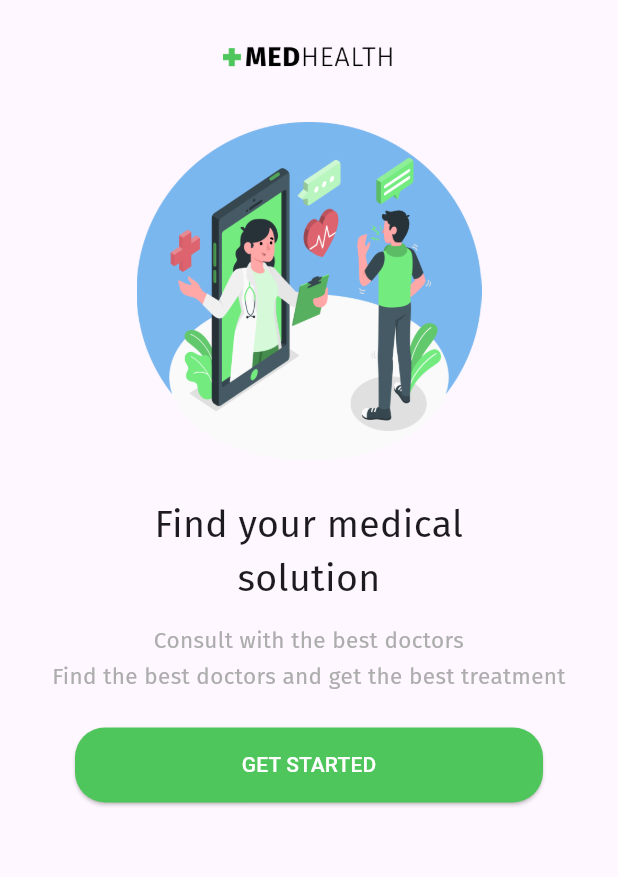
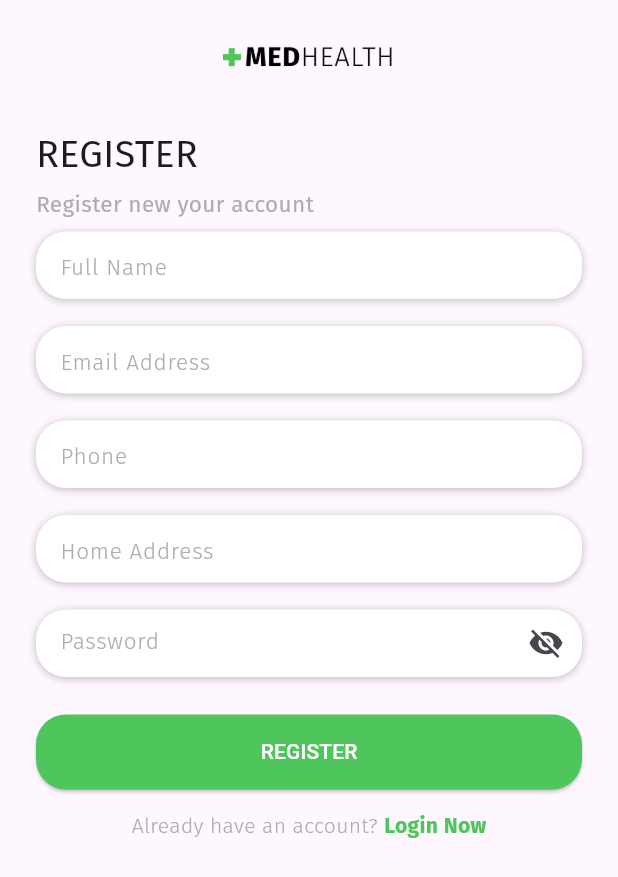
Before and after one commit to davarezza/Flutter-Medicine-App, a Flutter app: the screen it shows after launch, after a tap on "GET STARTED", on a phone screen of 412 x 824 dp. Shown: the top 877 px of the screen. Run offline on Flutter 3.47's test engine with Material 3 defaults, Android fonts, the phone set to English and light mode, and no system bars; our stand-ins replace google_fonts.

Commit message:
feat: create views for register page and fix size in splash screen

```diff
--- /dev/null
+++ b/lib/pages/register_page.dart
@@ -0,0 +1,229 @@
+import 'package:flutter/material.dart';
+import 'package:medical_healthcare/theme.dart';
+import 'package:medical_healthcare/widget/button_primary.dart';
+import 'package:medical_healthcare/widget/general_logo_space.dart';
+
+class RegisterPage extends StatefulWidget {
+  @override
+  _RegisterPageState createState() => _RegisterPageState();
+}
+
+class _RegisterPageState extends State<RegisterPage> {
+  bool _secureText = true;
+  showHide() {
+    setState(() {
+      _secureText = !_secureText;
+    });
+  }
+  @override
+  Widget build(BuildContext context) {
+    return Scaffold(
+      body: ListView(
+        children: [
+          Container(
+            child: GeneralLogoSpace(child: SizedBox.shrink(),),
+          ),
+          Container(
+            padding: EdgeInsets.all(24),
+            child: Column(
+              crossAxisAlignment: CrossAxisAlignment.start,
+              children: [
+                Text(
+                  "REGISTER",
+                  style: regulerTextStyle.copyWith(fontSize: 25),
+                  ),
+                  SizedBox(
+                    height: 4,
+                  ),
+                Text(
+                  "Register new your account",
+                  style: regulerTextStyle.copyWith(fontSize: 15, color: greyLightColor),
+                ),
+                SizedBox(
+                  height: 8,
+                ),
+                Container(
+                  padding: EdgeInsets.only(left: 16),
+                  height: 45,
+                  decoration: BoxDecoration(
+                    borderRadius: BorderRadius.circular(20),
+                    boxShadow: [
+                      BoxShadow(
+                        color: Color(0x40000000),
+                        offset: Offset(0, 1),
+                        blurRadius: 4,
+                        spreadRadius: 0
+                      )
+                    ],
+                    color: whiteColor,
+                  ),
+                  width: MediaQuery.of(context).size.width,
+                  child: TextField(
+                    decoration: InputDecoration(
+                      border: InputBorder.none,
+                      hintText: 'Full Name',
+                      hintStyle: lightTextStyle.copyWith(
+                        fontSize: 15, color: greyLightColor
+                      )
+                    ),
+                  ),
+                ),
+                SizedBox(
+                  height: 18,
+                ),
+                Container(
+                  padding: EdgeInsets.only(left: 16),
+                  height: 45,
+                  decoration: BoxDecoration(
+                    borderRadius: BorderRadius.circular(20),
+                    boxShadow: [
+                      BoxShadow(
+                        color: Color(0x40000000),
+                        offset: Offset(0, 1),
+                        blurRadius: 4,
+                        spreadRadius: 0
+                      )
+                    ],
+                    color: whiteColor,
+                  ),
+                  width: MediaQuery.of(context).size.width,
+                  child: TextField(
+                    decoration: InputDecoration(
+                      border: InputBorder.none,
+                      hintText: 'Email Address',
+                      hintStyle: lightTextStyle.copyWith(
+                        fontSize: 15, color: greyLightColor
+                      )
+                    ),
+                  ),
+                ),
+                SizedBox(
+                  height: 18,
+                ),
+                Container(
+                  padding: EdgeInsets.only(left: 16),
+                  height: 45,
+                  decoration: BoxDecoration(
+                    borderRadius: BorderRadius.circular(20),
+                    boxShadow: [
+                      BoxShadow(
+                        color: Color(0x40000000),
+                        offset: Offset(0, 1),
+                        blurRadius: 4,
+                        spreadRadius: 0
+                      )
+                    ],
+                    color: whiteColor,
+                  ),
+                  width: MediaQuery.of(context).size.width,
+                  child: TextField(
+                    decoration: InputDecoration(
+                      border: InputBorder.none,
+                      hintText: 'Phone',
+                      hintStyle: lightTextStyle.copyWith(
+                        fontSize: 15, color: greyLightColor
+                      )
+                    ),
+                  ),
+                ),
+                SizedBox(
+                  height: 18,
+                ),
+                Container(
+                  padding: EdgeInsets.only(left: 16),
+                  height: 45,
+                  decoration: BoxDecoration(
+                    borderRadius: BorderRadius.circular(20),
+                    boxShadow: [
+                      BoxShadow(
+                        color: Color(0x40000000),
+                        offset: Offset(0, 1),
+                        blurRadius: 4,
+                        spreadRadius: 0
+                      )
+                    ],
+                    color: whiteColor,
+                  ),
+                  width: MediaQuery.of(context).size.width,
+                  child: TextField(
+                    decoration: InputDecoration(
+                      border: InputBorder.none,
+                      hintText: 'Home Address',
+                      hintStyle: lightTextStyle.copyWith(
+                        fontSize: 15, color: greyLightColor
+                      )
+                    ),
+                  ),
+                ),
+                SizedBox(
+                  height: 18,
+                ),
+                Container(
+                  padding: EdgeInsets.only(left: 16),
+                  height: 45,
+                  decoration: BoxDecoration(
+                    borderRadius: BorderRadius.circular(20),
+                    boxShadow: [
+                      BoxShadow(
+                        color: Color(0x40000000),
+                        offset: Offset(0, 1),
+                        blurRadius: 4,
+                        spreadRadius: 0
+                      )
+                    ],
+                    color: whiteColor,
+                  ),
+                  width: MediaQuery.of(context).size.width,
+                  child: TextField(
+                    obscureText: _secureText,
+                    decoration: InputDecoration(
+                      suffixIcon: IconButton(
+                        onPressed: showHide,
+                        icon: Icon(_secureText ? Icons.visibility_off : Icons.visibility),
+                      ),
+                      border: InputBorder.none,
+                      hintText: 'Password',
+                      hintStyle: lightTextStyle.copyWith(
+                        fontSize: 15, color: greyLightColor
+                      )
+                    ),
+                  ),
+                ),
+                SizedBox(
+                  height: 25,
+                ),
+                Container(
+                  width: MediaQuery.of(context).size.width,
+                  child: ButtonPrimary(
+                    text: 'REGISTER',
+                    onTap: () {},
+                  ),
+                ),
+                SizedBox(
+                  height: 4,
+                ),
+                Row(
+                  mainAxisAlignment: MainAxisAlignment.center,
+                  children: [
+                    Text(
+                      "Already have an account? ",
+                      style: lightTextStyle.copyWith(
+                        color: greyLightColor, fontSize: 14,
+                      ),
+                    ),
+                    Text(
+                      "Login Now",
+                      style: boldTextStyle.copyWith(
+                        color: greenColor, fontSize: 14,
+                      ),
+                    )
+                  ],
+                ),
+              ],
+            ),
+          ),
+        ],
+      ),
+    );
+  }
+}
--- a/lib/pages/splash_screen.dart
+++ b/lib/pages/splash_screen.dart
@@ -1,7 +1,8 @@
 import 'package:flutter/material.dart';
-import 'package:medical_healthcare/pages/widget/button_primary.dart';
-import 'package:medical_healthcare/pages/widget/general_logo_space.dart';
-import 'package:medical_healthcare/pages/widget/widget_ilustration.dart';
+import 'package:medical_healthcare/pages/register_page.dart';
+import 'package:medical_healthcare/widget/button_primary.dart';
+import 'package:medical_healthcare/widget/general_logo_space.dart';
+import 'package:medical_healthcare/widget/widget_ilustration.dart';
 
 class SplashScreen extends StatelessWidget {
   @override
@@ -22,7 +23,12 @@ class SplashScreen extends StatelessWidget {
                       subtitle2: "Find the best doctors and get the best treatment",
                       child: ButtonPrimary(
                         text: "GET STARTED",
-                        onTap: () {},
+                        onTap: () {
+                          Navigator.pushReplacement(
+                            context,
+                            MaterialPageRoute(builder: (context) => RegisterPage()),
+                          );
+                        },
                       ),
                     ),
                   ],
```
Also changed, not shown: lib/widget/button_primary.dart (renamed from lib/pages/widget/button_primary.dart), lib/widget/general_logo_space.dart (renamed from lib/pages/widget/general_logo_space.dart), lib/widget/widget_ilustration.dart (renamed from lib/pages/widget/widget_ilustration.dart).
